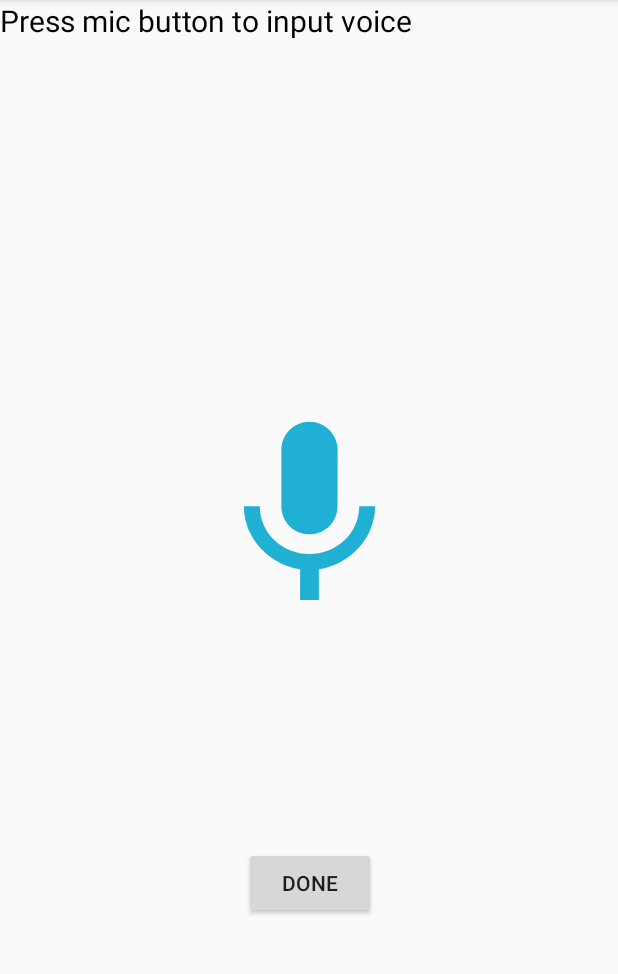
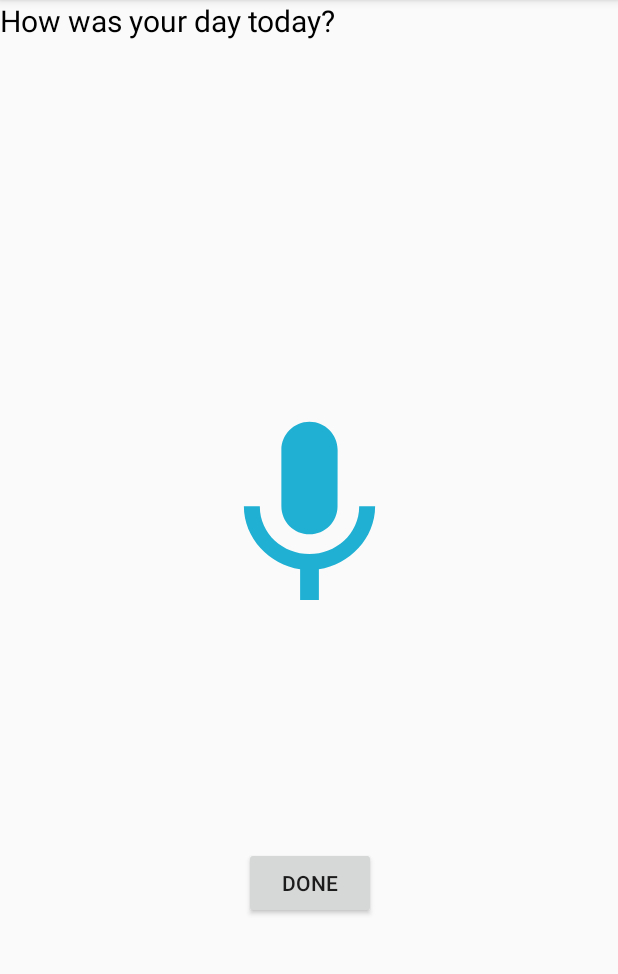
Before and after one commit to DLabbate/TalkItOut, an Android app: the audioActivity screen opened directly, with no data from a screen before it, on a phone screen of 412 x 824 dp, the part 84-1058 px from its top. Run offline under Robolectric (Android 15) with nearby library versions, the phone set to English and light mode, and no system bars.

Commit message:
Updated title

```diff
--- a/app/src/main/java/com/example/talkitout/Activities/RecycleV.java
+++ b/app/src/main/java/com/example/talkitout/Activities/RecycleV.java
@@ -38,11 +38,6 @@ public class RecycleV extends AppCompatActivity {
                 mClients.add(c);
             }
         }
-//        Client first = new Client("abc", "def", "ghi", "lmo");
-//        mClients.add(first);
-//        mClients.add(first);
-//        mClients.add(first);
-//        mClients.add(first);
 
         mRecyclerView = findViewById(R.id.recycler_view);
         mRecyclerView.setHasFixedSize(true);
--- a/app/src/main/res/layout/activity_audio.xml
+++ b/app/src/main/res/layout/activity_audio.xml
@@ -6,19 +6,20 @@
     android:layout_height="match_parent"
     tools:context=".Activities.audioActivity">
 
+
     <TextView
         android:id="@+id/textTv"
         android:layout_width="0dp"
         android:layout_height="wrap_content"
         android:layout_marginBottom="159dp"
-        android:text="Press mic button to input voice"
+        android:text="How was your day today?"
         android:textColor="#000"
         android:textSize="20sp"
         app:layout_constraintBottom_toTopOf="@+id/voiceBtn"
         app:layout_constraintEnd_toEndOf="parent"
+        app:layout_constraintHorizontal_bias="1.0"
         app:layout_constraintStart_toStartOf="parent"
         app:layout_constraintTop_toTopOf="parent" />
-
 
     <ImageButton
         android:id="@+id/voiceBtn"
```
